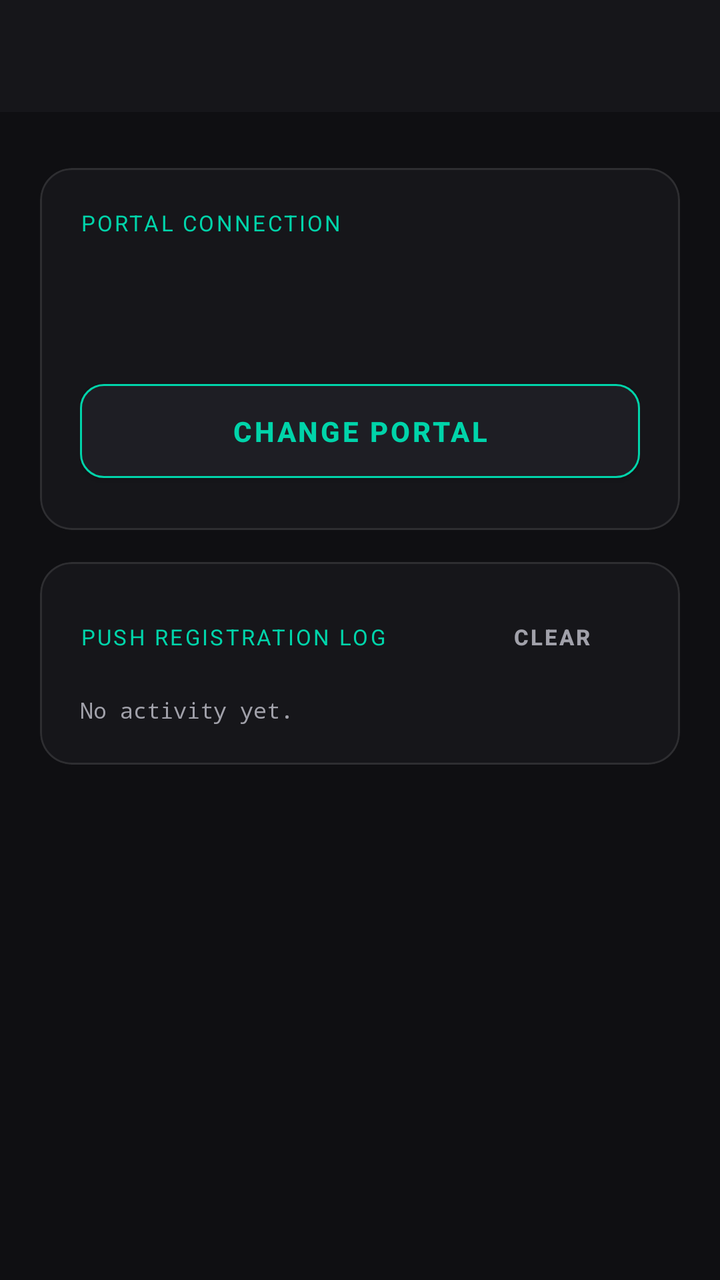
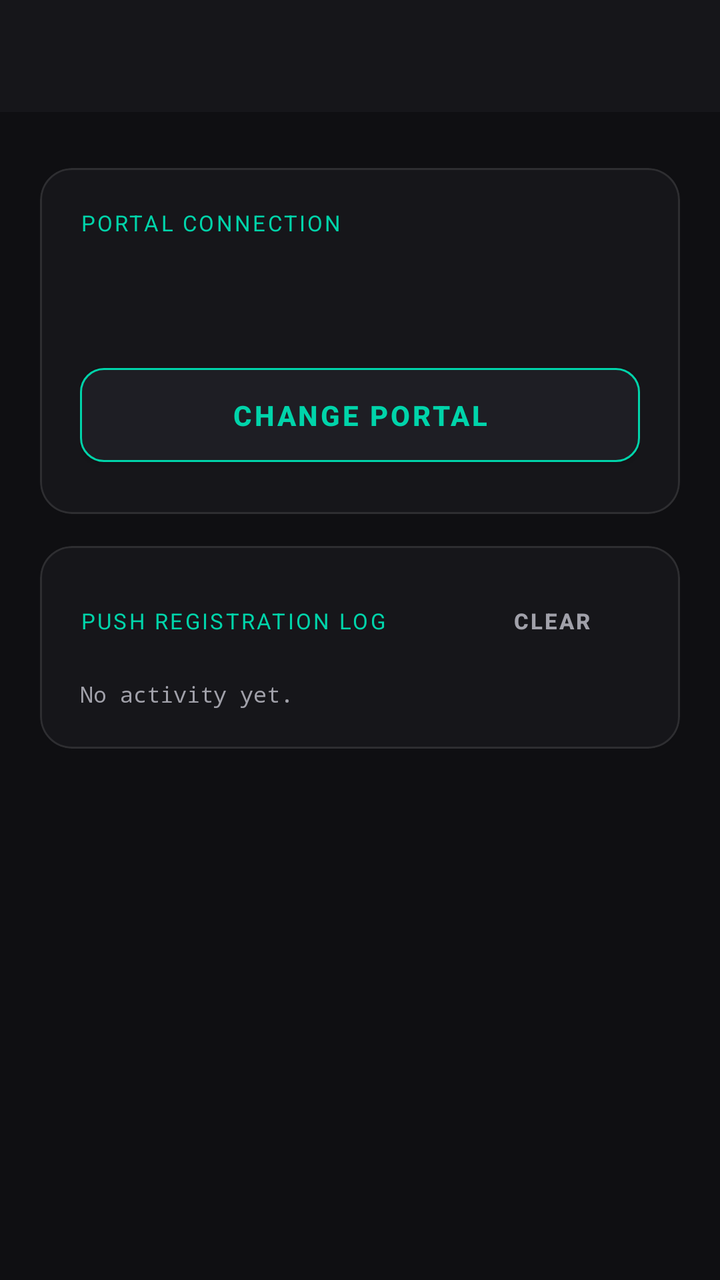

Two renders of the same Android screen: before a commit and after it. Below are the layout's source before the change and the commit's diff.
<!-- AndroidManifest.xml: application theme Theme.OverDriveCompanion -->
<!-- res/layout/activity_settings.xml -->
<?xml version="1.0" encoding="utf-8"?>
<androidx.coordinatorlayout.widget.CoordinatorLayout
    xmlns:android="http://schemas.android.com/apk/res/android"
    xmlns:app="http://schemas.android.com/apk/res-auto"
    android:layout_width="match_parent"
    android:layout_height="match_parent"
    android:background="@color/bg_base">

    <com.google.android.material.appbar.AppBarLayout
        android:layout_width="match_parent"
        android:layout_height="wrap_content"
        android:background="@color/bg_surface"
        app:elevation="0dp">

        <androidx.appcompat.widget.Toolbar
            android:id="@+id/toolbar"
            android:layout_width="match_parent"
            android:layout_height="?attr/actionBarSize"
            android:background="@color/bg_surface"
            app:titleTextColor="@color/text_primary"
            app:theme="@style/Theme.OverDriveCompanion.Toolbar"
            app:popupTheme="@style/ThemeOverlay.MaterialComponents.Dark" />

    </com.google.android.material.appbar.AppBarLayout>

    <ScrollView
        android:layout_width="match_parent"
        android:layout_height="match_parent"
        android:fillViewport="true"
        app:layout_behavior="@string/appbar_scrolling_view_behavior">

        <LinearLayout
            android:layout_width="match_parent"
            android:layout_height="wrap_content"
            android:orientation="vertical"
            android:padding="20dp">

            
            <com.google.android.material.card.MaterialCardView
                android:layout_width="match_parent"
                android:layout_height="wrap_content"
                android:layout_marginTop="8dp"
                app:cardBackgroundColor="@color/bg_surface"
                app:cardCornerRadius="16dp"
                app:strokeWidth="1dp"
                app:strokeColor="@color/card_border"
                app:cardElevation="0dp">

                <LinearLayout
                    android:layout_width="match_parent"
                    android:layout_height="wrap_content"
                    android:orientation="vertical"
                    android:padding="20dp">

                    <TextView
                        android:layout_width="wrap_content"
                        android:layout_height="wrap_content"
                        android:text="@string/settings_portal_section"
                        android:textColor="@color/brand_primary"
                        android:textSize="11sp"
                        android:textAllCaps="true"
                        android:letterSpacing="0.1"
                        android:layout_marginBottom="12dp" />

                    <TextView
                        android:id="@+id/tvCurrentUrl"
                        android:layout_width="match_parent"
                        android:layout_height="wrap_content"
                        android:textColor="@color/text_secondary"
                        android:textSize="13sp"
                        android:lineSpacingMultiplier="1.4"
                        android:layout_marginBottom="8dp" />

                    <TextView
                        android:id="@+id/tvPushStatus"
                        android:layout_width="match_parent"
                        android:layout_height="wrap_content"
                        android:textColor="@color/text_secondary"
                        android:textSize="13sp"
                        android:lineSpacingMultiplier="1.4"
                        android:layout_marginBottom="12dp" />

                    <com.google.android.material.button.MaterialButton
                        android:id="@+id/btnRegisterPush"
                        android:layout_width="match_parent"
                        android:layout_height="wrap_content"
                        android:paddingTop="14dp"
                        android:paddingBottom="14dp"
                        android:text="@string/push_register_button"
                        android:textColor="@color/bg_base"
                        android:textSize="14sp"
                        android:layout_marginBottom="12dp"
                        android:visibility="gone"
                        app:backgroundTint="@color/brand_primary"
                        app:cornerRadius="12dp" />

                    <com.google.android.material.button.MaterialButton
                        android:id="@+id/btnLogout"
                        android:layout_width="match_parent"
                        android:layout_height="wrap_content"
                        android:paddingTop="14dp"
                        android:paddingBottom="14dp"
                        android:text="@string/logout_button"
                        android:textColor="@color/brand_primary"
                        android:textSize="14sp"
                        app:backgroundTint="@color/bg_elevated"
                        app:strokeColor="@color/brand_primary"
                        app:strokeWidth="1dp"
                        app:cornerRadius="12dp" />

                </LinearLayout>

            </com.google.android.material.card.MaterialCardView>

            
            <com.google.android.material.card.MaterialCardView
                android:id="@+id/cardDebugLog"
                android:layout_width="match_parent"
                android:layout_height="wrap_content"
                android:layout_marginTop="16dp"
                app:cardBackgroundColor="@color/bg_surface"
                app:cardCornerRadius="16dp"
                app:strokeWidth="1dp"
                app:strokeColor="@color/card_border"
                app:cardElevation="0dp">

                <LinearLayout
                    android:layout_width="match_parent"
                    android:layout_height="wrap_content"
                    android:orientation="vertical"
                    android:padding="20dp">

                    <LinearLayout
                        android:layout_width="match_parent"
                        android:layout_height="wrap_content"
                        android:orientation="horizontal"
                        android:gravity="center_vertical"
                        android:layout_marginBottom="12dp">

                        <TextView
                            android:layout_width="0dp"
                            android:layout_height="wrap_content"
                            android:layout_weight="1"
                            android:text="@string/debug_log_section"
                            android:textColor="@color/brand_primary"
                            android:textSize="11sp"
                            android:textAllCaps="true"
                            android:letterSpacing="0.1" />

                        <com.google.android.material.button.MaterialButton
                            android:id="@+id/btnClearLog"
                            style="@style/Widget.MaterialComponents.Button.TextButton"
                            android:layout_width="wrap_content"
                            android:layout_height="wrap_content"
                            android:text="@string/debug_log_clear"
                            android:textColor="@color/text_secondary"
                            android:textSize="11sp"
                            android:minHeight="0dp"
                            android:paddingTop="4dp"
                            android:paddingBottom="4dp" />

                    </LinearLayout>

                    <TextView
                        android:id="@+id/tvDebugLog"
                        android:layout_width="match_parent"
                        android:layout_height="wrap_content"
                        android:fontFamily="monospace"
                        android:textColor="@color/text_secondary"
                        android:textSize="11sp"
                        android:lineSpacingMultiplier="1.5"
                        android:text="@string/debug_log_empty" />

                </LinearLayout>

            </com.google.android.material.card.MaterialCardView>

        </LinearLayout>

    </ScrollView>

</androidx.coordinatorlayout.widget.CoordinatorLayout>
<!-- resources referenced by this layout -->
<resources>
  <color name="bg_base">#0F0F12</color>
  <color name="bg_elevated">#1E1E24</color>
  <color name="bg_surface">#16161A</color>
  <color name="brand_primary">#00D4AA</color>
  <color name="card_border">#1AFFFFFF</color>
  <color name="text_primary">#FFFFFF</color>
  <color name="text_secondary">#A1A1AA</color>
  <string name="debug_log_clear">Clear</string>
  <string name="debug_log_empty">No activity yet.</string>
  <string name="debug_log_section">Push Registration Log</string>
  <string name="logout_button">Change Portal</string>
  <string name="push_register_button">Register For Push Notifications</string>
  <string name="settings_portal_section">Portal Connection</string>
  <style name="Theme.OverDriveCompanion.Toolbar" parent="ThemeOverlay.MaterialComponents.Dark.ActionBar">
          <item name="android:background">@color/bg_surface</item>
          <item name="titleTextColor">@color/text_primary</item>
          <item name="subtitleTextColor">@color/text_secondary</item>
      </style>
  <style name="Theme.OverDriveCompanion" parent="Theme.MaterialComponents.DayNight.NoActionBar">
          <item name="colorPrimary">@color/brand_primary</item>
          <item name="colorPrimaryVariant">@color/bg_elevated</item>
          <item name="colorOnPrimary">@color/bg_base</item>
          <item name="colorSecondary">@color/brand_secondary</item>
          <item name="colorOnSecondary">@color/white</item>
          <item name="android:windowBackground">@color/bg_base</item>
          <item name="android:statusBarColor">@color/bg_base</item>
          <item name="android:navigationBarColor">@color/bg_base</item>
          <item name="android:windowLightStatusBar">false</item>
          <item name="windowActionBar">false</item>
          <item name="windowNoTitle">true</item>
          <item name="materialButtonStyle">@style/Widget.OverDrive.Button</item>
      </style>
  <color name="brand_secondary">#0EA5E9</color>
  <color name="white">#FFFFFFFF</color>
  <style name="Widget.OverDrive.Button" parent="Widget.MaterialComponents.Button">
          <item name="backgroundTint">@color/brand_primary</item>
          <item name="android:textColor">@color/bg_base</item>
          <item name="cornerRadius">12dp</item>
          <item name="android:textStyle">bold</item>
      </style>
</resources>

<!-- the commit's change to res/layout/activity_settings.xml (unified diff, before → after) -->
@@ -78,7 +78,18 @@
                         android:textColor="@color/text_secondary"
                         android:textSize="13sp"
                         android:lineSpacingMultiplier="1.4"
-                        android:layout_marginBottom="12dp" />
+                        android:layout_marginBottom="4dp" />
+
+                    <TextView
+                        android:id="@+id/tvInstallationId"
+                        android:layout_width="match_parent"
+                        android:layout_height="wrap_content"
+                        android:textColor="@color/text_secondary"
+                        android:textSize="11sp"
+                        android:fontFamily="monospace"
+                        android:lineSpacingMultiplier="1.3"
+                        android:layout_marginBottom="12dp"
+                        android:visibility="gone" />
 
                     <com.google.android.material.button.MaterialButton
                         android:id="@+id/btnRegisterPush"
@@ -92,6 +103,22 @@
                         android:layout_marginBottom="12dp"
                         android:visibility="gone"
                         app:backgroundTint="@color/brand_primary"
+                        app:cornerRadius="12dp" />
+
+                    <com.google.android.material.button.MaterialButton
+                        android:id="@+id/btnClearPush"
+                        android:layout_width="match_parent"
+                        android:layout_height="wrap_content"
+                        android:paddingTop="14dp"
+                        android:paddingBottom="14dp"
+                        android:text="@string/push_clear_button"
+                        android:textColor="@color/brand_primary"
+                        android:textSize="14sp"
+                        android:layout_marginBottom="12dp"
+                        android:visibility="gone"
+                        app:backgroundTint="@color/bg_elevated"
+                        app:strokeColor="@color/brand_primary"
+                        app:strokeWidth="1dp"
                         app:cornerRadius="12dp" />
 
                     <com.google.android.material.button.MaterialButton
<!-- resource entries referenced after the edit -->
@@ -11,6 +11,7 @@
   <string name="debug_log_empty">No activity yet.</string>
   <string name="debug_log_section">Push Registration Log</string>
   <string name="logout_button">Change Portal</string>
+  <string name="push_clear_button">Remove Push Registration</string>
   <string name="push_register_button">Register For Push Notifications</string>
   <string name="settings_portal_section">Portal Connection</string>
   <style name="Theme.OverDriveCompanion.Toolbar" parent="ThemeOverlay.MaterialComponents.Dark.ActionBar">
